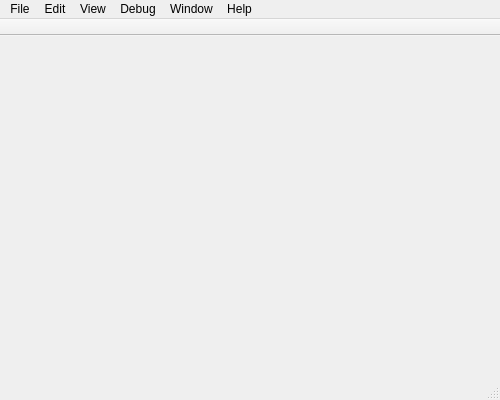
Above: studio/mainwindow.ui from AnwarMohamed/sic-studio before the change. Below: the same form after it.
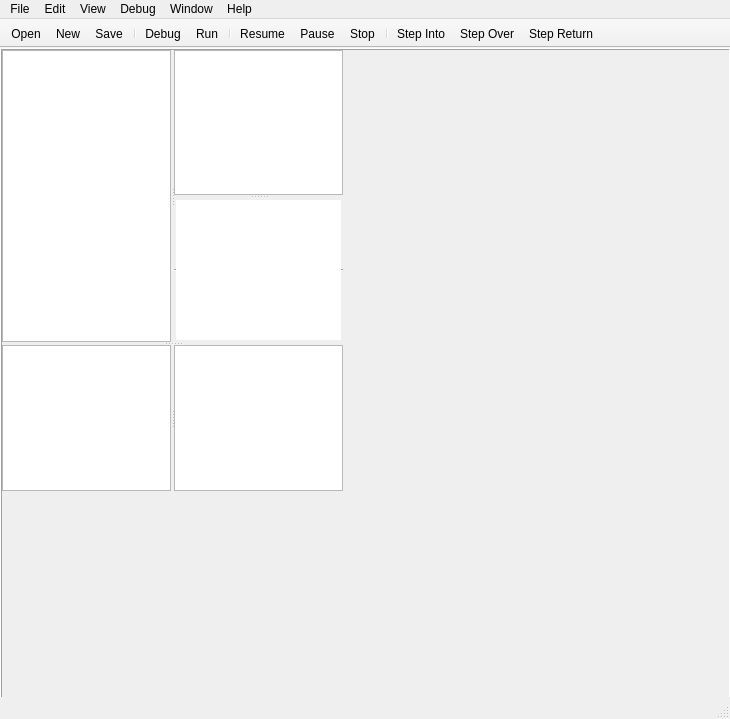
That is the form after the change. Icons and pictures are not drawn.

```diff
--- a/studio/mainwindow.ui
+++ b/studio/mainwindow.ui
@@ -6,8 +6,8 @@
    <rect>
     <x>0</x>
     <y>0</y>
-    <width>500</width>
-    <height>400</height>
+    <width>730</width>
+    <height>719</height>
    </rect>
   </property>
   <property name="minimumSize">
@@ -23,13 +23,82 @@
    <iconset resource="resources.qrc">
     <normaloff>:/images/package_code.ico</normaloff>:/images/package_code.ico</iconset>
   </property>
-  <widget class="QWidget" name="centralWidget"/>
+  <widget class="QWidget" name="centralWidget">
+   <widget class="QFrame" name="asmFrame">
+    <property name="geometry">
+     <rect>
+      <x>0</x>
+      <y>0</y>
+      <width>731</width>
+      <height>651</height>
+     </rect>
+    </property>
+    <property name="frameShape">
+     <enum>QFrame::Box</enum>
+    </property>
+    <property name="frameShadow">
+     <enum>QFrame::Raised</enum>
+    </property>
+    <widget class="QSplitter" name="mainSplitter">
+     <property name="geometry">
+      <rect>
+       <x>2</x>
+       <y>2</y>
+       <width>341</width>
+       <height>441</height>
+      </rect>
+     </property>
+     <property name="orientation">
+      <enum>Qt::Vertical</enum>
+     </property>
+     <property name="handleWidth">
+      <number>3</number>
+     </property>
+     <widget class="QSplitter" name="codeSplitter">
+      <property name="orientation">
+       <enum>Qt::Horizontal</enum>
+      </property>
+      <property name="handleWidth">
+       <number>3</number>
+      </property>
+      <widget class="QPlainTextEdit" name="plainTextEdit"/>
+      <widget class="QSplitter" name="registersSplitter">
+       <property name="orientation">
+        <enum>Qt::Vertical</enum>
+       </property>
+       <property name="handleWidth">
+        <number>3</number>
+       </property>
+       <widget class="QListView" name="listView"/>
+       <widget class="QListWidget" name="listWidget">
+        <property name="frameShape">
+         <enum>QFrame::HLine</enum>
+        </property>
+        <property name="frameShadow">
+         <enum>QFrame::Sunken</enum>
+        </property>
+       </widget>
+      </widget>
+     </widget>
+     <widget class="QSplitter" name="outputSplitter">
+      <property name="orientation">
+       <enum>Qt::Horizontal</enum>
+      </property>
+      <property name="handleWidth">
+       <number>3</number>
+      </property>
+      <widget class="QListView" name="listView_2"/>
+      <widget class="QPlainTextEdit" name="plainTextEdit_2"/>
+     </widget>
+    </widget>
+   </widget>
+  </widget>
   <widget class="QMenuBar" name="menuBar">
    <property name="geometry">
     <rect>
      <x>0</x>
      <y>0</y>
-     <width>500</width>
+     <width>730</width>
      <height>21</height>
     </rect>
    </property>
@@ -77,14 +146,177 @@
    <property name="allowedAreas">
     <set>Qt::TopToolBarArea</set>
    </property>
+   <property name="iconSize">
+    <size>
+     <width>16</width>
+     <height>16</height>
+    </size>
+   </property>
    <attribute name="toolBarArea">
     <enum>TopToolBarArea</enum>
    </attribute>
    <attribute name="toolBarBreak">
     <bool>false</bool>
    </attribute>
+   <addaction name="actionOpen"/>
+   <addaction name="actionNew"/>
+   <addaction name="actionSave"/>
+   <addaction name="separator"/>
+   <addaction name="actionDebug"/>
+   <addaction name="actionRun"/>
+   <addaction name="separator"/>
+   <addaction name="actionResume"/>
+   <addaction name="actionPause"/>
+   <addaction name="actionStop"/>
+   <addaction name="separator"/>
+   <addaction name="actionStep_Into"/>
+   <addaction name="actionStep_Over"/>
+   <addaction name="actionStep_Return"/>
   </widget>
   <widget class="QStatusBar" name="statusBar"/>
+  <action name="actionUser_Manual">
+   <property name="text">
+    <string>User Manual</string>
+   </property>
+  </action>
+  <action name="actionAbout">
+   <property name="text">
+    <string>About</string>
+   </property>
+  </action>
+  <action name="actionNew_Assembly_File">
+   <property name="text">
+    <string>New Assembly File</string>
+   </property>
+  </action>
+  <action name="actionAssembly_File">
+   <property name="text">
+    <string>Assembly File</string>
+   </property>
+  </action>
+  <action name="actionObject_File">
+   <property name="text">
+    <string>Object File</string>
+   </property>
+  </action>
+  <action name="actionQuit">
+   <property name="text">
+    <string>Quit</string>
+   </property>
+  </action>
+  <action name="actionAssembly_File_2">
+   <property name="text">
+    <string>Assembly File</string>
+   </property>
+  </action>
+  <action name="actionOpen">
+   <property name="icon">
+    <iconset resource="resources.qrc">
+     <normaloff>:/images/fldr_obj.gif</normaloff>:/images/fldr_obj.gif</iconset>
+   </property>
+   <property name="text">
+    <string>Open</string>
+   </property>
+  </action>
+  <action name="actionNew">
+   <property name="icon">
+    <iconset resource="resources.qrc">
+     <normaloff>:/images/new_untitled_text_file.gif</normaloff>:/images/new_untitled_text_file.gif</iconset>
+   </property>
+   <property name="text">
+    <string>New</string>
+   </property>
+  </action>
+  <action name="actionSave">
+   <property name="icon">
+    <iconset resource="resources.qrc">
+     <normaloff>:/images/save_edit.gif</normaloff>:/images/save_edit.gif</iconset>
+   </property>
+   <property name="text">
+    <string>Save</string>
+   </property>
+  </action>
+  <action name="actionBuild">
+   <property name="icon">
+    <iconset resource="resources.qrc">
+     <normaloff>:/images/build_exec.gif</normaloff>:/images/build_exec.gif</iconset>
+   </property>
+   <property name="text">
+    <string>Build</string>
+   </property>
+  </action>
+  <action name="actionDebug">
+   <property name="icon">
+    <iconset resource="resources.qrc">
+     <normaloff>:/images/debug_exc.gif</normaloff>:/images/debug_exc.gif</iconset>
+   </property>
+   <property name="text">
+    <string>Debug</string>
+   </property>
+  </action>
+  <action name="actionRun">
+   <property name="icon">
+    <iconset resource="resources.qrc">
+     <normaloff>:/images/lrun_obj.gif</normaloff>:/images/lrun_obj.gif</iconset>
+   </property>
+   <property name="text">
+    <string>Run</string>
+   </property>
+  </action>
+  <action name="actionResume">
+   <property name="icon">
+    <iconset resource="resources.qrc">
+     <normaloff>:/images/resume_co.gif</normaloff>:/images/resume_co.gif</iconset>
+   </property>
+   <property name="text">
+    <string>Resume</string>
+   </property>
+  </action>
+  <action name="actionPause">
+   <property name="icon">
+    <iconset resource="resources.qrc">
+     <normaloff>:/images/pause.gif</normaloff>:/images/pause.gif</iconset>
+   </property>
+   <property name="text">
+    <string>Pause</string>
+   </property>
+  </action>
+  <action name="actionStop">
+   <property name="icon">
+    <iconset resource="resources.qrc">
+     <normaloff>:/images/nav_stop.gif</normaloff>:/images/nav_stop.gif</iconset>
+   </property>
+   <property name="text">
+    <string>Stop</string>
+   </property>
+  </action>
+  <action name="actionStep_Into">
+   <property name="icon">
+    <iconset resource="resources.qrc">
+     <normaloff>:/images/stepinto_co.gif</normaloff>:/images/stepinto_co.gif</iconset>
+   </property>
+   <property name="text">
+    <string>Step Into</string>
+   </property>
+  </action>
+  <action name="actionStep_Over">
+   <property name="icon">
+    <iconset resource="resources.qrc">
+     <normaloff>:/images/stepover_co.gif</normaloff>:/images/stepover_co.gif</iconset>
+   </property>
+   <property name="text">
+    <string>Step Over</string>
+   </property>
+  </action>
+  <action name="actionStep_Return">
+   <property name="icon">
+    <iconset resource="resources.qrc">
+     <normaloff>:/images/stepreturn_co.gif</normaloff>:/images/stepreturn_co.gif</iconset>
+   </property>
+   <property name="text">
+    <string>Step Return</string>
+   </property>
+  </action>
  </widget>
  <layoutdefault spacing="6" margin="11"/>
  <resources>
```
Left out of the diff: 22 changed lines with no effect on the pictures.
